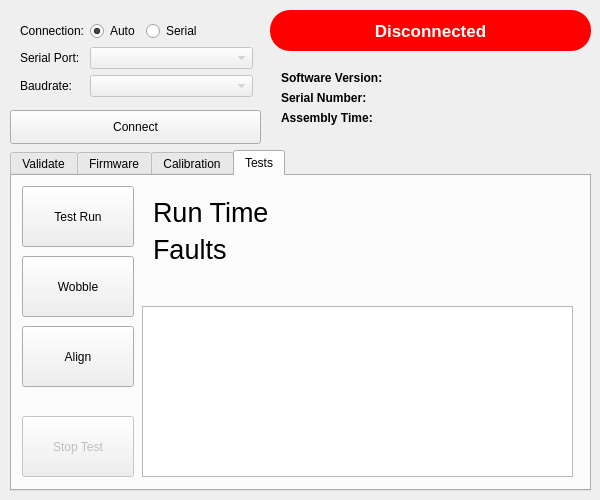
Gussy/solo-gimbal, file Tools/src/gui_design.ui: the form before one commit.
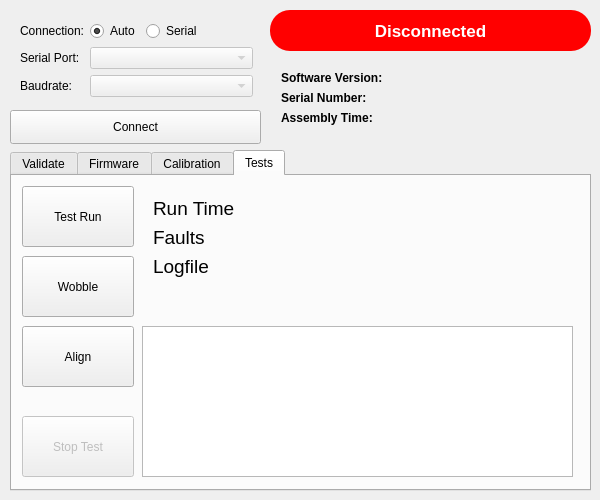
The form after the commit. The open tabs and pages were chosen to show the change.

Commit message: tools: show logfile timestamp in gui

```diff
--- a/Tools/src/gui_design.ui
+++ b/Tools/src/gui_design.ui
@@ -1183,7 +1183,7 @@
         <x>130</x>
         <y>10</y>
         <width>431</width>
-        <height>111</height>
+        <height>131</height>
        </rect>
       </property>
       <layout class="QFormLayout" name="formLayout_5">
@@ -1191,7 +1191,7 @@
         <widget class="QLabel" name="lblTestsRunTimeLabel">
          <property name="font">
           <font>
-           <pointsize>20</pointsize>
+           <pointsize>14</pointsize>
           </font>
          </property>
          <property name="text">
@@ -1203,7 +1203,7 @@
         <widget class="QLabel" name="lblTestsRunTime">
          <property name="font">
           <font>
-           <pointsize>20</pointsize>
+           <pointsize>14</pointsize>
           </font>
          </property>
          <property name="text">
@@ -1218,7 +1218,7 @@
         <widget class="QLabel" name="lblTestsFaultsLabel">
          <property name="font">
           <font>
-           <pointsize>20</pointsize>
+           <pointsize>14</pointsize>
           </font>
          </property>
          <property name="text">
@@ -1230,7 +1230,34 @@
         <widget class="QLabel" name="lblTestsFaults">
          <property name="font">
           <font>
-           <pointsize>20</pointsize>
+           <pointsize>14</pointsize>
+          </font>
+         </property>
+         <property name="text">
+          <string/>
+         </property>
+         <property name="alignment">
+          <set>Qt::AlignRight|Qt::AlignTrailing|Qt::AlignVCenter</set>
+         </property>
+        </widget>
+       </item>
+       <item row="2" column="0">
+        <widget class="QLabel" name="lblTestsLogFileLabel">
+         <property name="font">
+          <font>
+           <pointsize>14</pointsize>
+          </font>
+         </property>
+         <property name="text">
+          <string>Logfile</string>
+         </property>
+        </widget>
+       </item>
+       <item row="2" column="1">
+        <widget class="QLabel" name="lblTestsLogfile">
+         <property name="font">
+          <font>
+           <pointsize>14</pointsize>
           </font>
          </property>
          <property name="text">
@@ -1247,9 +1274,9 @@
       <property name="geometry">
        <rect>
         <x>130</x>
-        <y>130</y>
+        <y>150</y>
         <width>431</width>
-        <height>171</height>
+        <height>151</height>
        </rect>
       </property>
       <property name="readOnly">
```
Left out of the diff: 2 changed lines with no effect on the pictures. The commit also changes 3 other files.
